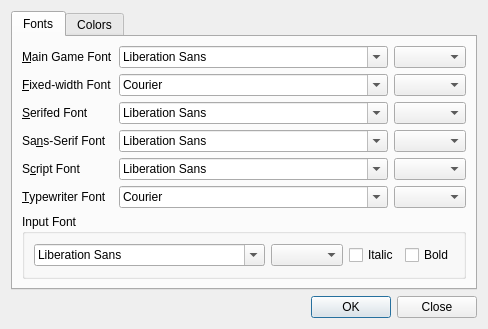
Before: the Qt Designer form src/qtadsconfdialog.ui in realnc/qtads, drawn with Qt 5.
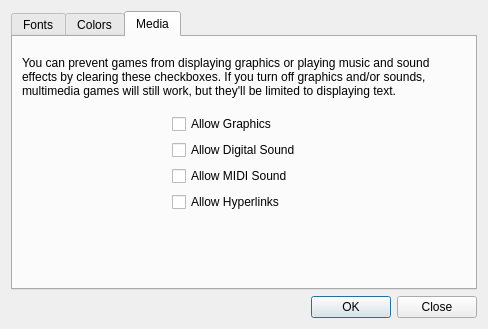
After: the same form once the commit is applied. The open tabs and pages were chosen to show the change.

Commit message: Implement graphics/sounds/links on/off configuration switches

```diff
--- a/src/qtadsconfdialog.ui
+++ b/src/qtadsconfdialog.ui
@@ -252,6 +252,68 @@
        </item>
       </layout>
      </widget>
+     <widget class="QWidget" name="tab_3">
+      <attribute name="title">
+       <string>Media</string>
+      </attribute>
+      <layout class="QVBoxLayout" name="verticalLayout_5">
+       <item>
+        <widget class="QLabel" name="label_8">
+         <property name="text">
+          <string>You can prevent games from displaying graphics or playing music and sound effects by clearing these checkboxes. If you turn off graphics and/or sounds, multimedia games will still work, but they'll be limited to displaying text.</string>
+         </property>
+         <property name="wordWrap">
+          <bool>true</bool>
+         </property>
+        </widget>
+       </item>
+       <item>
+        <layout class="QHBoxLayout" name="horizontalLayout_9">
+         <item>
+          <widget class="QWidget" name="widget" native="true"/>
+         </item>
+         <item>
+          <layout class="QVBoxLayout" name="verticalLayout_3">
+           <item>
+            <widget class="QCheckBox" name="allowGraphicsCheckBox">
+             <property name="text">
+              <string>Allow Graphics</string>
+             </property>
+            </widget>
+           </item>
+           <item>
+            <widget class="QCheckBox" name="allowDigitalCheckBox">
+             <property name="text">
+              <string>Allow Digital Sound</string>
+             </property>
+            </widget>
+           </item>
+           <item>
+            <widget class="QCheckBox" name="allowMidiCheckBox">
+             <property name="text">
+              <string>Allow MIDI Sound</string>
+             </property>
+            </widget>
+           </item>
+           <item>
+            <widget class="QCheckBox" name="allowLinksCheckBox">
+             <property name="text">
+              <string>Allow Hyperlinks</string>
+             </property>
+            </widget>
+           </item>
+          </layout>
+         </item>
+         <item>
+          <widget class="QWidget" name="widget_2" native="true"/>
+         </item>
+        </layout>
+       </item>
+       <item>
+        <widget class="QWidget" name="widget_3" native="true"/>
+       </item>
+      </layout>
+     </widget>
     </widget>
    </item>
    <item>
```
Left out of the diff: 3 changed lines with no effect on the pictures. The commit also changes 7 other files.
